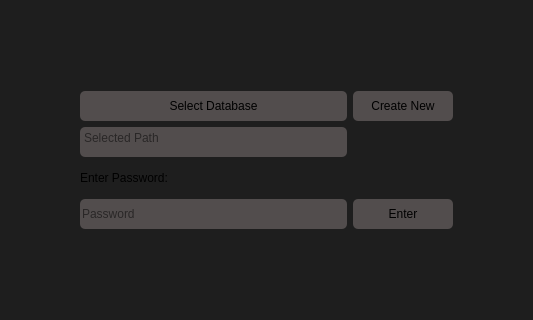
Above: PasswordManager/ui/mainwindow.ui from Jatogame/PasswordManager before the change; both pictures show x 444 to 977 and y 189 to 509 of the 1196 by 717 pixel window. Below: the same form after it.
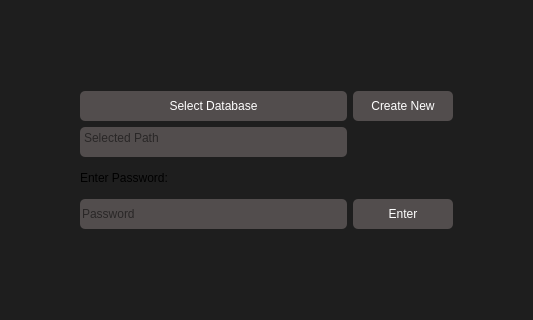
That is the form after the change. The open tabs and pages were chosen to show the change.

Commit message: minor changes: DB creation, UI, Password generation

What changed in the file:
```diff
--- a/PasswordManager/ui/mainwindow.ui
+++ b/PasswordManager/ui/mainwindow.ui
@@ -524,7 +524,18 @@
                    <cursorShape>PointingHandCursor</cursorShape>
                   </property>
                   <property name="styleSheet">
-                   <string notr="true">background-color: rgb(82, 77, 77);</string>
+                   <string notr="true">QPushButton {
+        background-color: rgb(82, 77, 77);
+        color: white;
+    }
+
+QPushButton:hover {
+        background-color: rgb(72, 67, 67);
+}
+
+    QPushButton:pressed {
+        background-color: rgb(62, 57, 57);
+    }</string>
                   </property>
                   <property name="text">
                    <string>Select Database</string>
@@ -543,7 +554,18 @@
                    <cursorShape>PointingHandCursor</cursorShape>
                   </property>
                   <property name="styleSheet">
-                   <string notr="true">background-color: rgb(82, 77, 77);</string>
+                   <string notr="true">QPushButton {
+        background-color: rgb(82, 77, 77);
+        color: white;
+    }
+
+QPushButton:hover {
+        background-color: rgb(72, 67, 67);
+}
+
+    QPushButton:pressed {
+        background-color: rgb(62, 57, 57);
+    }</string>
                   </property>
                   <property name="text">
                    <string>Enter</string>
@@ -584,7 +606,18 @@
                    <cursorShape>PointingHandCursor</cursorShape>
                   </property>
                   <property name="styleSheet">
-                   <string notr="true">background-color: rgb(82, 77, 77);</string>
+                   <string notr="true">QPushButton {
+        background-color: rgb(82, 77, 77);
+        color: white;
+    }
+
+QPushButton:hover {
+        background-color: rgb(72, 67, 67);
+}
+
+    QPushButton:pressed {
+        background-color: rgb(62, 57, 57);
+    }</string>
                   </property>
                   <property name="text">
                    <string>Create New</string>
```
Left out of the diff: 49 changed lines with no effect on the pictures. The commit also changes 2 other files.
